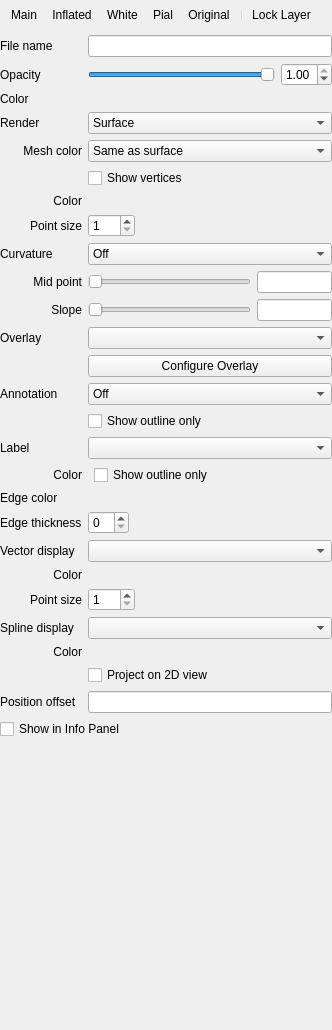
This is freeview/PanelSurface.ui in freesurfer/freesurfer as Qt 5 draws it before an edit. The edited form follows.
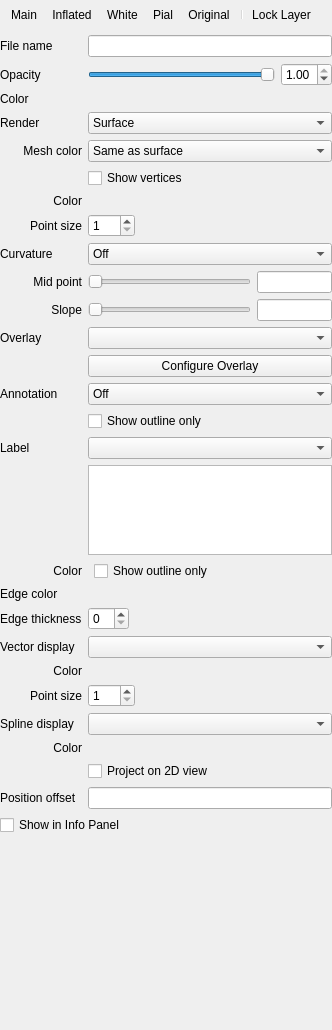
This is the edited form. Icons and pictures are not drawn. Custom widgets are drawn as their Qt base class.

```diff
--- a/freeview/PanelSurface.ui
+++ b/freeview/PanelSurface.ui
@@ -426,7 +426,7 @@
       <item row="15" column="1">
        <widget class="QComboBox" name="comboBoxLabel"/>
       </item>
-      <item row="16" column="0">
+      <item row="17" column="0">
        <widget class="QLabel" name="labelLabelColor">
         <property name="text">
          <string>Color</string>
@@ -436,7 +436,7 @@
         </property>
        </widget>
       </item>
-      <item row="16" column="1">
+      <item row="17" column="1">
        <layout class="QHBoxLayout" name="horizontalLayout22">
         <item>
          <widget class="QtColorPicker" name="colorpickerLabelColor" native="true"/>
@@ -463,14 +463,14 @@
         </item>
        </layout>
       </item>
-      <item row="17" column="0">
+      <item row="18" column="0">
        <widget class="QLabel" name="labelEdgeColor">
         <property name="text">
          <string>Edge color</string>
         </property>
        </widget>
       </item>
-      <item row="17" column="1">
+      <item row="18" column="1">
        <layout class="QHBoxLayout" name="horizontalLayout23">
         <item>
          <widget class="QtColorPicker" name="colorpickerEdgeColor" native="true"/>
@@ -490,14 +490,14 @@
         </item>
        </layout>
       </item>
-      <item row="18" column="0">
+      <item row="19" column="0">
        <widget class="QLabel" name="labelEdgeThickness">
         <property name="text">
          <string>Edge thickness</string>
         </property>
        </widget>
       </item>
-      <item row="18" column="1">
+      <item row="19" column="1">
        <layout class="QHBoxLayout" name="horizontalLayout_17">
         <item>
          <widget class="QSpinBox" name="spinBoxEdgeThickness"/>
@@ -517,17 +517,17 @@
         </item>
        </layout>
       </item>
-      <item row="19" column="0">
+      <item row="20" column="0">
        <widget class="QLabel" name="labelVectorDisplay">
         <property name="text">
          <string>Vector display</string>
         </property>
        </widget>
       </item>
-      <item row="19" column="1">
+      <item row="20" column="1">
        <widget class="QComboBox" name="comboBoxVectorDisplay"/>
       </item>
-      <item row="20" column="0">
+      <item row="21" column="0">
        <widget class="QLabel" name="labelVectorColor">
         <property name="text">
          <string>Color</string>
@@ -537,7 +537,7 @@
         </property>
        </widget>
       </item>
-      <item row="20" column="1">
+      <item row="21" column="1">
        <layout class="QHBoxLayout" name="horizontalLayout24">
         <item>
          <widget class="QtColorPicker" name="colorpickerVectorColor" native="true"/>
@@ -557,7 +557,7 @@
         </item>
        </layout>
       </item>
-      <item row="21" column="0">
+      <item row="22" column="0">
        <widget class="QLabel" name="labelVectorPointSize">
         <property name="text">
          <string>Point size</string>
@@ -567,7 +567,7 @@
         </property>
        </widget>
       </item>
-      <item row="21" column="1">
+      <item row="22" column="1">
        <layout class="QHBoxLayout" name="horizontalLayout_3">
         <item>
          <widget class="QSpinBox" name="spinBoxVectorPointSize">
@@ -594,14 +594,14 @@
         </item>
        </layout>
       </item>
-      <item row="25" column="0">
+      <item row="26" column="0">
        <widget class="QLabel" name="labelPositionOffset">
         <property name="text">
          <string>Position offset</string>
         </property>
        </widget>
       </item>
-      <item row="25" column="1">
+      <item row="26" column="1">
        <widget class="QLineEdit" name="lineEditPositionOffset"/>
       </item>
       <item row="14" column="1">
@@ -628,17 +628,17 @@
         </item>
        </layout>
       </item>
-      <item row="22" column="0">
+      <item row="23" column="0">
        <widget class="QLabel" name="label">
         <property name="text">
          <string>Spline display</string>
         </property>
        </widget>
       </item>
-      <item row="22" column="1">
+      <item row="23" column="1">
        <widget class="QComboBox" name="comboBoxSplineDisplay"/>
       </item>
-      <item row="23" column="0">
+      <item row="24" column="0">
        <widget class="QLabel" name="labelSplineColor">
         <property name="text">
          <string>Color</string>
@@ -648,7 +648,7 @@
         </property>
        </widget>
       </item>
-      <item row="23" column="1">
+      <item row="24" column="1">
        <layout class="QHBoxLayout" name="horizontalLayout23_2">
         <item>
          <widget class="QtColorPicker" name="colorpickerSplineColor" native="true"/>
@@ -668,13 +668,34 @@
         </item>
        </layout>
       </item>
-      <item row="24" column="1">
+      <item row="25" column="1">
        <widget class="QCheckBox" name="checkBoxSplineProjection">
         <property name="text">
          <string>Project on 2D view</string>
         </property>
        </widget>
       </item>
+      <item row="16" column="1">
+       <widget class="QTreeWidget" name="treeWidgetLabels">
+        <property name="maximumSize">
+         <size>
+          <width>16777215</width>
+          <height>90</height>
+         </size>
+        </property>
+        <property name="rootIsDecorated">
+         <bool>false</bool>
+        </property>
+        <property name="headerHidden">
+         <bool>true</bool>
+        </property>
+        <column>
+         <property name="text">
+          <string notr="true">1</string>
+         </property>
+        </column>
+       </widget>
+      </item>
      </layout>
     </item>
     <item>
```
